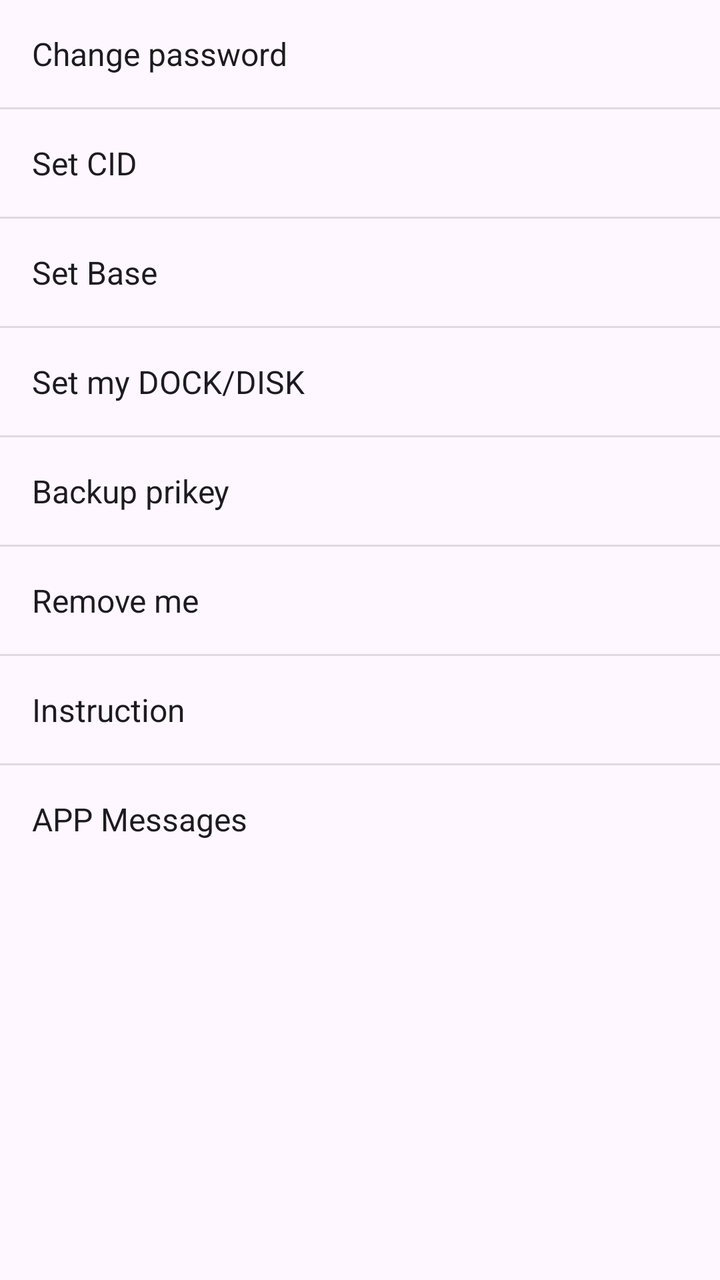
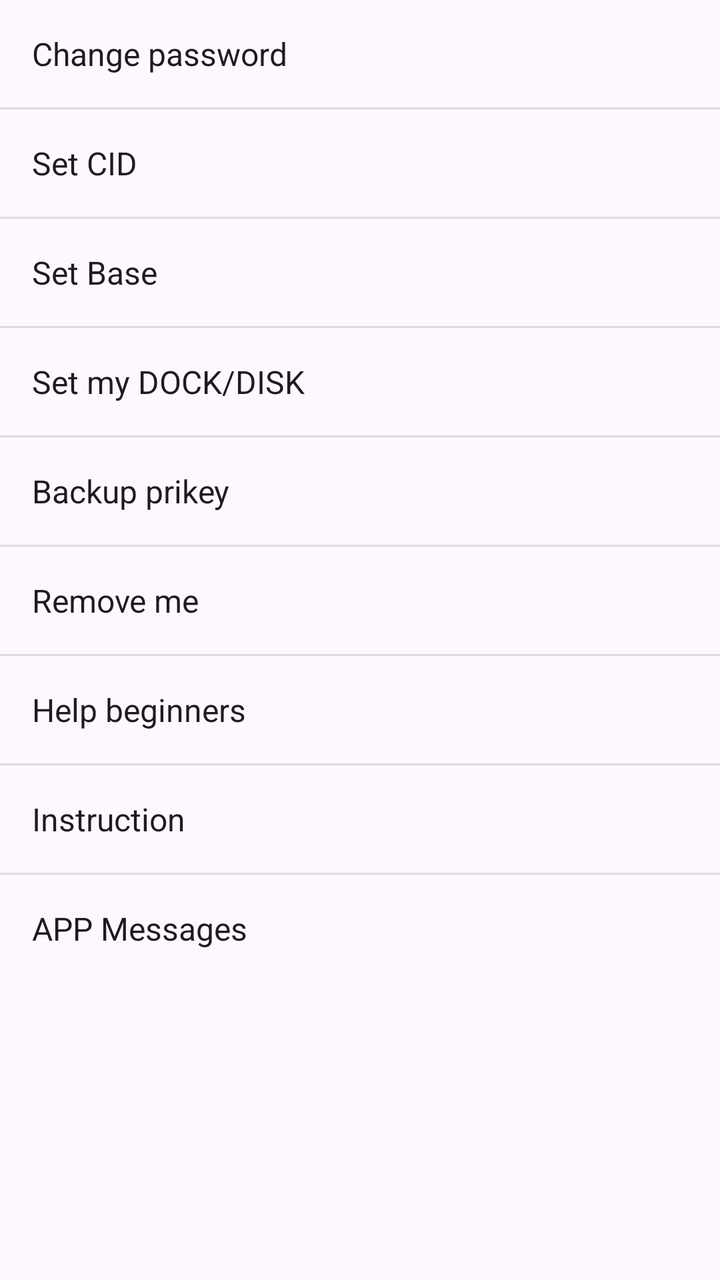

Before-and-after screenshots of an Android layout around one commit, followed by the original layout XML and the change that was made.
<!-- AndroidManifest.xml: application theme Theme.Freer -->
<!-- res/layout/popup_menu_settings.xml -->
<?xml version="1.0" encoding="utf-8"?>
<LinearLayout xmlns:android="http://schemas.android.com/apk/res/android"
    android:layout_width="wrap_content"
    android:layout_height="wrap_content"
    android:background="?android:attr/colorBackground"
    android:orientation="vertical">

    <TextView
        android:id="@+id/change_password"
        android:layout_width="match_parent"
        android:layout_height="wrap_content"
        android:padding="16dp"
        android:text="@string/change_password"
        android:textColor="?android:attr/textColorPrimary"
        android:textSize="16sp" />

    <View
        android:layout_width="match_parent"
        android:layout_height="1dp"
        android:background="?android:attr/listDivider" />


    <TextView
        android:id="@+id/set_cid"
        android:layout_width="match_parent"
        android:layout_height="wrap_content"
        android:padding="16dp"
        android:text="@string/set_cid"
        android:textColor="?android:attr/textColorPrimary"
        android:textSize="16sp" />

    <View
        android:layout_width="match_parent"
        android:layout_height="1dp"
        android:background="?android:attr/listDivider" />

    <TextView
        android:id="@+id/set_apis"
        android:layout_width="match_parent"
        android:layout_height="wrap_content"
        android:padding="16dp"
        android:text="@string/set_apis"
        android:textColor="?android:attr/textColorPrimary"
        android:textSize="16sp" />

    <View
        android:layout_width="match_parent"
        android:layout_height="1dp"
        android:background="?android:attr/listDivider" />

    <TextView
        android:id="@+id/set_dock_disk"
        android:layout_width="match_parent"
        android:layout_height="wrap_content"
        android:padding="16dp"
        android:text="@string/set_dock_disk"
        android:textColor="?android:attr/textColorPrimary"
        android:textSize="16sp" />

    <View
        android:id="@+id/set_dock_disk_divider"
        android:layout_width="match_parent"
        android:layout_height="1dp"
        android:background="?android:attr/listDivider" />

    <TextView
        android:id="@+id/backup_prikey"
        android:layout_width="match_parent"
        android:layout_height="wrap_content"
        android:padding="16dp"
        android:text="@string/backup_prikey"
        android:textColor="?android:attr/textColorPrimary"
        android:textSize="16sp" />

    <View
        android:layout_width="match_parent"
        android:layout_height="1dp"
        android:background="?android:attr/listDivider" />

    <TextView
        android:id="@+id/remove_me"
        android:layout_width="match_parent"
        android:layout_height="wrap_content"
        android:padding="16dp"
        android:text="@string/remove_me"
        android:textColor="?android:attr/textColorPrimary"
        android:textSize="16sp" />

    <View
        android:layout_width="match_parent"
        android:layout_height="1dp"
        android:background="?android:attr/listDivider" />

    <TextView
        android:id="@+id/security_guidelines"
        android:layout_width="match_parent"
        android:layout_height="wrap_content"
        android:padding="16dp"
        android:text="@string/instruction"
        android:textColor="?android:attr/textColorPrimary"
        android:textSize="16sp" />

    <View
        android:layout_width="match_parent"
        android:layout_height="1dp"
        android:background="?android:attr/listDivider" />

    <TextView
        android:id="@+id/toast_messages"
        android:layout_width="match_parent"
        android:layout_height="wrap_content"
        android:padding="16dp"
        android:text="@string/app_messages"
        android:textColor="?android:attr/textColorPrimary"
        android:textSize="16sp" />

</LinearLayout>
<!-- resources referenced by this layout -->
<resources>
  <string name="app_messages">APP Messages</string>
  <string name="backup_prikey">Backup prikey</string>
  <string name="change_password">Change password</string>
  <string name="instruction">Instruction</string>
  <string name="remove_me">Remove me</string>
  <string name="set_apis">Set Base</string>
  <string name="set_cid">Set CID</string>
  <string name="set_dock_disk">Set my DOCK/DISK</string>
  <style name="Theme.Freer" parent="Base.Theme.Freer" />
  <style name="Base.Theme.Freer" parent="Theme.Material3.DayNight.NoActionBar">
          <item name="colorPrimary">#2196F3</item>
          <item name="colorAccent">#2196F3</item>
          <item name="android:windowBackground">#FFFFFF</item>
          
          <item name="android:windowLayoutInDisplayCutoutMode">shortEdges</item>
          <item name="android:enforceNavigationBarContrast">false</item>
          <item name="android:enforceStatusBarContrast">false</item>
          <item name="android:statusBarColor">@android:color/transparent</item>
          <item name="android:navigationBarColor">@android:color/transparent</item>
          <item name="android:windowLightStatusBar">true</item>
          <item name="android:windowLightNavigationBar">true</item>
      </style>
</resources>

<!-- the commit's change to res/layout/popup_menu_settings.xml (unified diff, before → after) -->
@@ -92,6 +92,20 @@
         android:background="?android:attr/listDivider" />
 
     <TextView
+        android:id="@+id/help_beginners"
+        android:layout_width="match_parent"
+        android:layout_height="wrap_content"
+        android:padding="16dp"
+        android:text="@string/newcomer_requests"
+        android:textColor="?android:attr/textColorPrimary"
+        android:textSize="16sp" />
+
+    <View
+        android:layout_width="match_parent"
+        android:layout_height="1dp"
+        android:background="?android:attr/listDivider" />
+
+    <TextView
         android:id="@+id/security_guidelines"
         android:layout_width="match_parent"
         android:layout_height="wrap_content"
<!-- resource entries referenced after the edit -->
@@ -4,6 +4,7 @@
   <string name="backup_prikey">Backup prikey</string>
   <string name="change_password">Change password</string>
   <string name="instruction">Instruction</string>
+  <string name="newcomer_requests">Help beginners</string>
   <string name="remove_me">Remove me</string>
   <string name="set_apis">Set Base</string>
   <string name="set_cid">Set CID</string>
